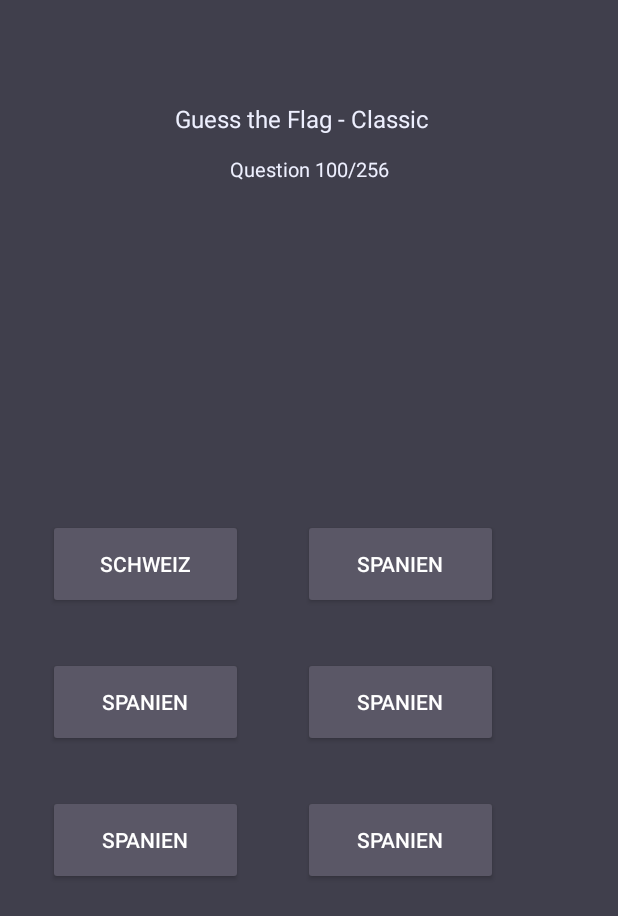
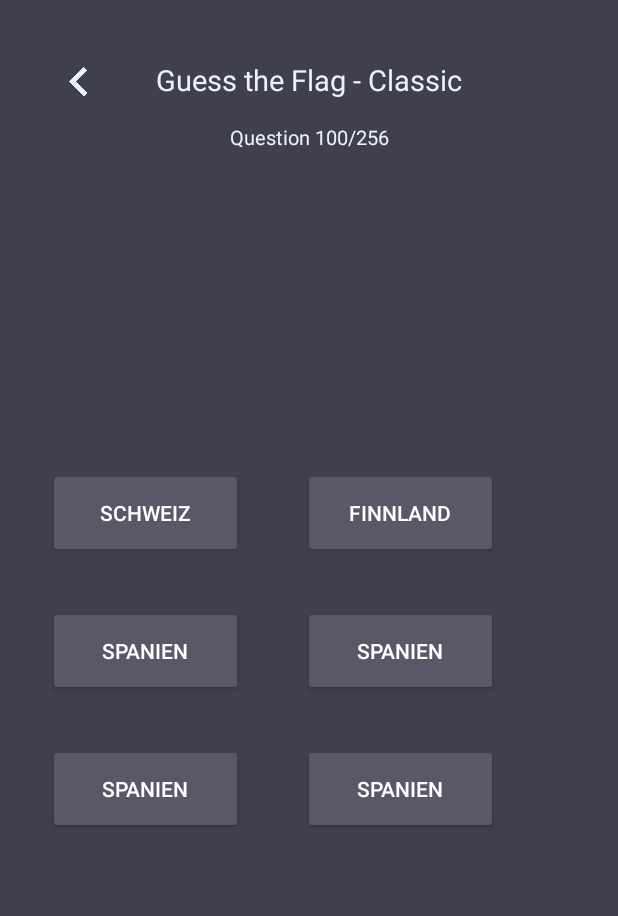
Before and after one commit to Zesshi/Geo.io, an Android app: the GuessTheFlagActivity screen opened directly, with no data from a screen before it, on a phone screen of 412 x 824 dp. Shown: the top 916 px of the screen. Run offline under Robolectric (Android 15) with nearby library versions, the phone set to English and light mode, and no system bars; pictures from the network do not load.

Commit message:
here is the name

```diff
--- a/app/build.gradle
+++ b/app/build.gradle
@@ -33,6 +33,7 @@ dependencies {
     implementation 'androidx.appcompat:appcompat:1.4.1'
     implementation 'com.google.android.material:material:1.6.0'
     implementation 'androidx.constraintlayout:constraintlayout:2.1.3'
+    implementation 'com.android.volley:volley:1.2.0'
     testImplementation 'junit:junit:4.13.2'
     androidTestImplementation 'androidx.test.ext:junit:1.1.3'
     androidTestImplementation 'androidx.test.espresso:espresso-core:3.4.0'
--- a/app/src/main/AndroidManifest.xml
+++ b/app/src/main/AndroidManifest.xml
@@ -15,6 +15,9 @@
         android:supportsRtl="true"
         android:theme="@style/Theme.AppCompat.NoActionBar"
         tools:targetApi="31">
+        <activity
+            android:name=".ReturnScreen"
+            android:exported="false" />
         <activity
             android:name=".GuessTheFlagOceaniaActivity"
             android:exported="false" />
--- a/app/src/main/java/net/ictcampus/geoio/GuessTheFlagActivity.java
+++ b/app/src/main/java/net/ictcampus/geoio/GuessTheFlagActivity.java
@@ -2,11 +2,15 @@ package net.ictcampus.geoio;
 
 import androidx.appcompat.app.AppCompatActivity;
 
+import android.content.Intent;
 import android.os.Bundle;
 import android.os.Handler;
 import android.os.Looper;
+import android.provider.ContactsContract;
 import android.util.Log;
+import android.view.View;
 import android.widget.ArrayAdapter;
+import android.widget.Button;
 import android.widget.ImageView;
 
 import org.json.JSONException;
@@ -26,14 +30,27 @@ import java.util.concurrent.Executors;
 public class GuessTheFlagActivity extends AppCompatActivity {
 
     private static final String TAG = "Flag";
+    private ArrayList<String> imgUrls = new ArrayList<>();
+
 
     @Override
     protected void onCreate(Bundle savedInstanceState) {
         super.onCreate(savedInstanceState);
         setContentView(R.layout.activity_guess_the_flag);
 
-        //getFlag("https://restcountries.com/v3.1/all");
+        ImageView returnImg = (ImageView) findViewById(R.id.returnImg);
+        returnImg.setOnClickListener(new View.OnClickListener() {
+            public void onClick(View v) {
+                Intent intent = new Intent(getApplicationContext(), ReturnScreen.class);
+                startActivity(intent);
+            }
+        });
+
+        getFlag("https://restcountries.com/v3.1/name/Dominican%20Republic");
+        ImageView flag = (ImageView) findViewById(R.id.flagImg);
+        //Picasso.get().load(imgUrls.get(0)).into(flag);
     }
+
 
     private void getFlag(String urlParam) {
         ExecutorService executor = Executors.newSingleThreadExecutor();
@@ -51,17 +68,17 @@ public class GuessTheFlagActivity extends AppCompatActivity {
                     BufferedReader reader = new BufferedReader(new InputStreamReader(in));
                     String line;
 
-                    while((line = reader.readLine()) != null) {
+                    while ((line = reader.readLine()) != null) {
                         msg.append(line);
                     }
-                } catch ( Exception e) {
+                } catch (Exception e) {
                     Log.v(TAG, e.toString());
                 }
 
                 handler.post(new Runnable() {
                     @Override
                     public void run() {
-                        //parseJson(msg.toString());
+                        parseJson(msg.toString());
                     }
                 });
             }
@@ -70,20 +87,16 @@ public class GuessTheFlagActivity extends AppCompatActivity {
 
 
     public void parseJson(String jsonstring) {
-        ArrayList<String> imgUrls = new ArrayList<>();
-
         JSONObject jsonObj = null;
 
         try {
             jsonObj = new JSONObject(jsonstring);
-            JSONObject flag = jsonObj.getJSONObject("coatOfArms");
+            JSONObject flag = jsonObj.getJSONObject("flags");
             Iterator keys = flag.keys();
             while (keys.hasNext()) {
                 String key = (String) keys.next();
-                Log.wtf(TAG, key);
                 JSONObject subObj = flag.getJSONObject(key);
                 String imgUrl = subObj.getString("png");
-                Log.wtf(TAG, imgUrl);
                 imgUrls.add(imgUrl);
             }
         } catch (JSONException e) {
@@ -91,5 +104,4 @@ public class GuessTheFlagActivity extends AppCompatActivity {
         }
     }
 
-
 }
--- a/app/src/main/res/layout/activity_guess_the_flag.xml
+++ b/app/src/main/res/layout/activity_guess_the_flag.xml
@@ -2,32 +2,38 @@
 <androidx.constraintlayout.widget.ConstraintLayout xmlns:android="http://schemas.android.com/apk/res/android"
     xmlns:app="http://schemas.android.com/apk/res-auto"
     xmlns:tools="http://schemas.android.com/tools"
-    android:background="#403F4C"
     android:layout_width="match_parent"
     android:layout_height="match_parent"
+    android:background="#403F4C"
     tools:context=".GuessTheFlagActivity">
 
+
+    <androidx.constraintlayout.utils.widget.ImageFilterView
+        android:layout_width="27dp"
+        android:layout_height="21dp"
+        android:layout_marginStart="40dp"
+        android:layout_marginTop="44dp"
+        app:layout_constraintStart_toStartOf="parent"
+        app:layout_constraintTop_toTopOf="parent"
+        app:srcCompat="@drawable/arrow"
+        tools:srcCompat="@drawable/arrow"
+        android:id="@+id/returnImg"/>
 
     <TextView
         android:id="@+id/textView"
         android:layout_width="wrap_content"
         android:layout_height="wrap_content"
+        android:maxHeight="165dp"
+        android:maxWidth="257dp"
         android:layout_row="0"
         android:layout_column="0"
-        android:layout_marginTop="68dp"
+        android:layout_marginTop="40dp"
         android:text="Guess the Flag - Classic"
         android:textColor="#EDEFFE"
-        android:textSize="16sp"
+        android:textSize="19sp"
         app:layout_constraintEnd_toEndOf="parent"
-        app:layout_constraintHorizontal_bias="0.482"
         app:layout_constraintStart_toStartOf="parent"
         app:layout_constraintTop_toTopOf="parent"
-        tools:ignore="MissingConstraints" />
-
-    <ImageView
-        android:id="@+id/imageFlag"
-        android:layout_width="wrap_content"
-        android:layout_height="wrap_content"
         tools:ignore="MissingConstraints" />
 
     <TextView
@@ -36,7 +42,7 @@
         android:layout_height="wrap_content"
         android:layout_row="0"
         android:layout_column="0"
-        android:layout_marginTop="13sp"
+        android:layout_marginTop="16sp"
         android:text="Question 100/256"
         android:textColor="#EDEFFE"
         android:textSize="13sp"
@@ -46,13 +52,14 @@
         tools:ignore="MissingConstraints" />
 
     <ImageView
-        android:id="@+id/imageView2"
-        android:layout_width="218dp"
-        android:layout_height="124dp"
-        android:layout_marginTop="36dp"
+        android:id="@+id/flagImg"
+        android:layout_width="wrap_content"
+        android:layout_height="wrap_content"
+        app:layout_constraintBottom_toTopOf="@+id/button6"
         app:layout_constraintEnd_toEndOf="parent"
         app:layout_constraintStart_toStartOf="parent"
         app:layout_constraintTop_toBottomOf="@+id/textView2"
+        app:layout_constraintVertical_bias="0.447"
         tools:ignore="MissingConstraints" />
 
     <Button
@@ -107,7 +114,7 @@
         android:layout_height="60dp"
         android:layout_marginStart="40dp"
         android:backgroundTint="@color/light_grey"
-        android:text="Spanien"
+        android:text="Finnland"
         app:iconTint="#5A5766"
         app:layout_constraintStart_toEndOf="@+id/button6"
         app:layout_constraintTop_toTopOf="@+id/button6"
@@ -118,12 +125,12 @@
         android:layout_width="130dp"
         android:layout_height="60dp"
         android:layout_marginStart="32dp"
-        android:layout_marginTop="64dp"
+        android:layout_marginTop="312dp"
         android:backgroundTint="@color/light_grey"
         android:text="Schweiz"
         app:iconTint="#5A5766"
         app:layout_constraintStart_toStartOf="parent"
-        app:layout_constraintTop_toBottomOf="@+id/imageView2"
+        app:layout_constraintTop_toTopOf="parent"
         tools:ignore="MissingConstraints" />
 
 </androidx.constraintlayout.widget.ConstraintLayout>
--- a/app/src/main/res/values/colors.xml
+++ b/app/src/main/res/values/colors.xml
@@ -9,4 +9,5 @@
     <color name="white">#FFFFFFFF</color>
     <color name="light_grey">#FF5A5766</color>
     <color name="green">#61E786</color>
+    <color name="red">#E84855</color>
 </resources>
```
Also changed, not shown: app/src/main/java/net/ictcampus/geoio/ReturnScreen.java (added, +35 -0 lines), app/src/main/res/layout/activity_return_screen.xml (added, +57 -0 lines), app/src/main/res/drawable/arrow.png (added).
